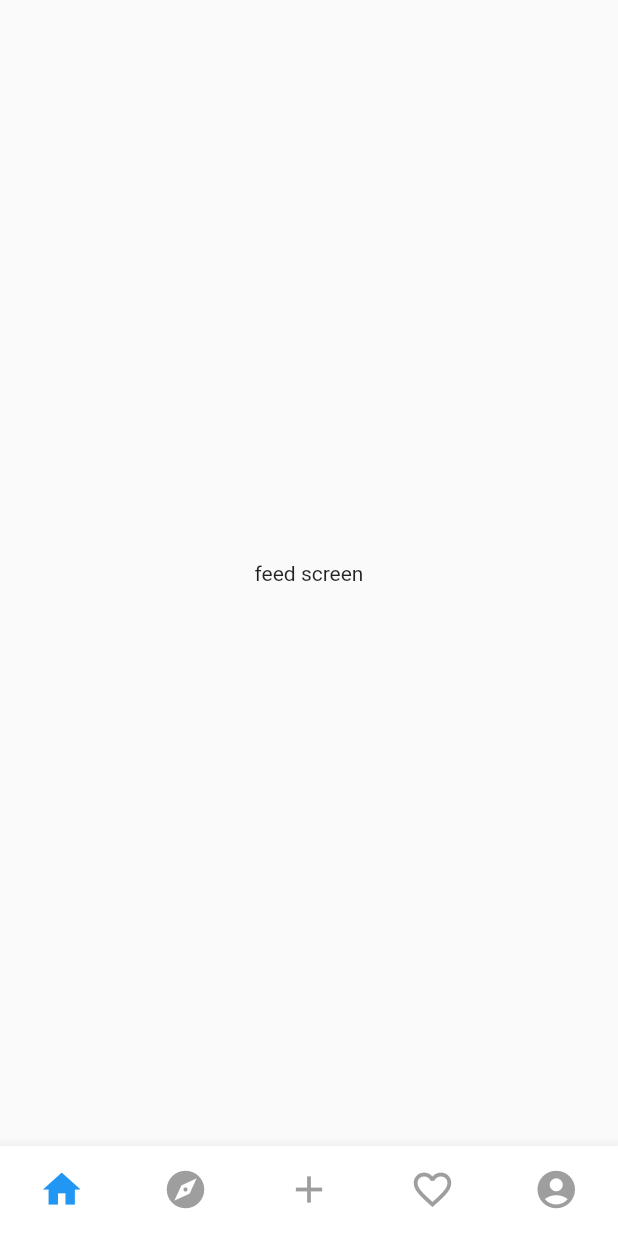
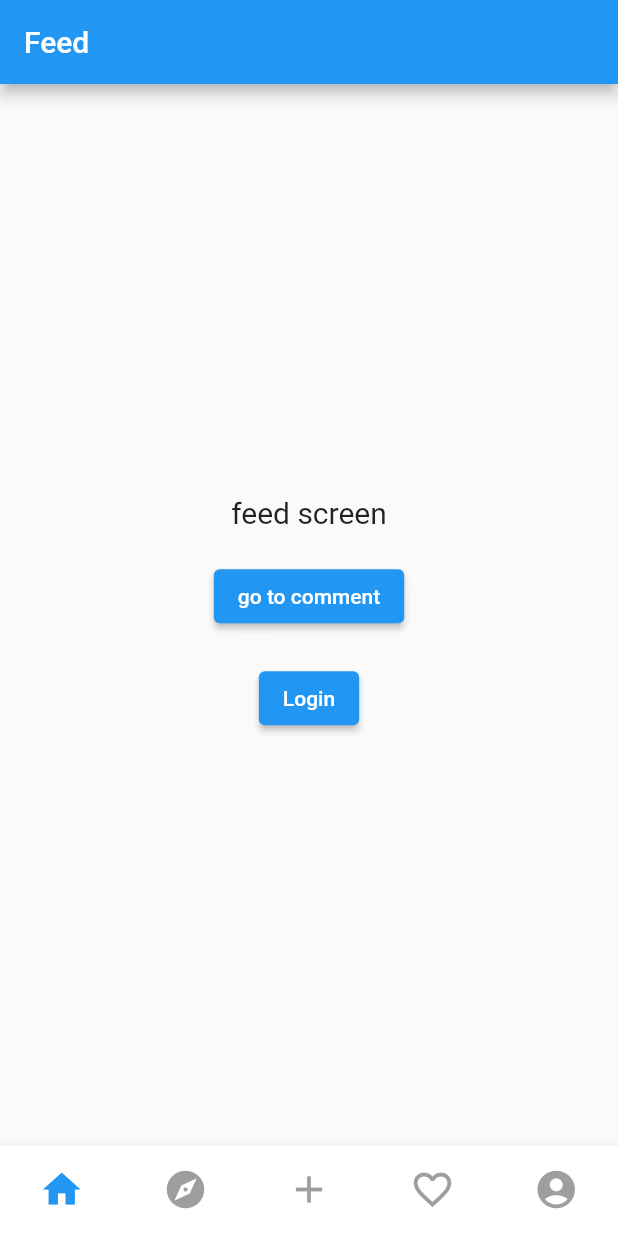
Before and after one commit to imjeen/nested_navigator, a Flutter app: the screen it shows after launch, on a phone screen of 412 x 824 dp. Run offline on Flutter 3.47's test engine with Material 2 defaults, Android fonts, the phone set to English and light mode, and no system bars.

Commit message:
:beers:  update navigator with nested route

```diff
--- a/lib/App.dart
+++ b/lib/App.dart
@@ -1,9 +1,5 @@
 import 'package:flutter/material.dart';
-import 'package:nested_navigator/screens/create_post/create_post_screen.dart';
-import 'package:nested_navigator/screens/explore/explore_screen.dart';
-import 'package:nested_navigator/screens/favorite/favorite_screen.dart';
-import 'package:nested_navigator/screens/feed/feed_screen.dart';
-import 'package:nested_navigator/screens/profile/profile_screen.dart';
+import 'package:nested_navigator/bottom_nav.dart';
 
 import './constants.dart';
 
@@ -89,8 +85,8 @@ class _AppState extends State<App> {
               item,
               Offstage(
                 offstage: item != selectedItem,
-                child: TabNavigator(
-                    navigatorKey: navigatorKeys[item]!, item: item),
+                child:
+                    BottomNav(navigatorKey: navigatorKeys[item]!, item: item),
               ),
             ),
           )
@@ -99,66 +95,3 @@ class _AppState extends State<App> {
     );
   }
 }
-
-class TabNavigator extends StatelessWidget {
-  final BottomNavItem item;
-  final GlobalKey<NavigatorState> navigatorKey;
-
-  const TabNavigator({
-    Key? key,
-    required this.navigatorKey,
-    required this.item,
-  }) : super(key: key);
-
-  @override
-  Widget build(BuildContext context) {
-    print('item => ${item}');
-    return Navigator(
-      key: navigatorKey,
-      // initialRoute: '/detail',
-      onGenerateRoute: (RouteSettings settings) {
-        print('nested ${settings.name}, ${item}');
-        WidgetBuilder builder;
-        switch (settings.name) {
-          case '/detail':
-            builder = (BuildContext context) => const Center(
-                  child: Text('nested detail'),
-                );
-            break;
-          default:
-            builder = (BuildContext context) => const Center(
-                  child: Text('error'),
-                );
-        }
-        return MaterialPageRoute<void>(builder: builder, settings: settings);
-      },
-      onGenerateInitialRoutes: (_, initialRoute) {
-        List<MaterialPageRoute> routes = [];
-
-        routes.add(MaterialPageRoute(
-          settings: const RouteSettings(name: '/tab'),
-          builder: (context) {
-            switch (item) {
-              case BottomNavItem.feed:
-                return const FeedScreen();
-              case BottomNavItem.explore:
-                return const ExploreScreen();
-              case BottomNavItem.create:
-                return const CreatePostScreen();
-              case BottomNavItem.favorite:
-                return const FavoriteScreen();
-              case BottomNavItem.profile:
-                return const ProfileScreen();
-              default:
-                return const Center(
-                  child: Text('error'),
-                );
-            }
-          },
-        ));
-
-        return routes;
-      },
-    );
-  }
-}
--- /dev/null
+++ b/lib/bottom_nav.dart
@@ -0,0 +1,58 @@
+
+import 'package:flutter/material.dart';
+import 'package:nested_navigator/App.dart';
+import 'package:nested_navigator/constants.dart';
+import 'package:nested_navigator/custom_router.dart';
+import 'package:nested_navigator/screens/create_post/create_post_screen.dart';
+import 'package:nested_navigator/screens/explore/explore_screen.dart';
+import 'package:nested_navigator/screens/favorite/favorite_screen.dart';
+import 'package:nested_navigator/screens/feed/feed_screen.dart';
+import 'package:nested_navigator/screens/profile/profile_screen.dart';
+
+class BottomNav extends StatelessWidget {
+  final BottomNavItem item;
+  final GlobalKey<NavigatorState> navigatorKey;
+
+  const BottomNav({
+    Key? key,
+    required this.navigatorKey,
+    required this.item,
+  }) : super(key: key);
+
+  @override
+  Widget build(BuildContext context) {
+    print('item => ${item}');
+    return Navigator(
+      key: navigatorKey,
+      initialRoute: App.routeName,
+      onGenerateRoute: CustomRouter.generateTabNestedRoute,
+      onGenerateInitialRoutes: (_, initialRoute) {
+        List<MaterialPageRoute> routes = [];
+
+        routes.add(MaterialPageRoute(
+          settings: const RouteSettings(name: '/tab'),
+          builder: (context) {
+            switch (item) {
+              case BottomNavItem.feed:
+                return const FeedScreen();
+              case BottomNavItem.explore:
+                return const ExploreScreen();
+              case BottomNavItem.create:
+                return const CreatePostScreen();
+              case BottomNavItem.favorite:
+                return const FavoriteScreen();
+              case BottomNavItem.profile:
+                return const ProfileScreen();
+              default:
+                return const Center(
+                  child: Text('error'),
+                );
+            }
+          },
+        ));
+
+        return routes;
+      },
+    );
+  }
+}
--- a/lib/custom_router.dart
+++ b/lib/custom_router.dart
@@ -1,9 +1,12 @@
 import 'package:flutter/material.dart';
 import 'package:nested_navigator/App.dart';
+import 'package:nested_navigator/screens/comments/comments_screen.dart';
+import 'package:nested_navigator/screens/login/login_screen.dart';
 import 'package:nested_navigator/screens/splash_screen.dart';
 
 class CustomRouter {
-  static Route onGenerateRoute(RouteSettings settings) {
+  // 顶层路由
+  static Route generateRoute(RouteSettings settings) {
     switch (settings.name) {
       case SplashScreen.routeName:
         return MaterialPageRoute(
@@ -15,8 +18,39 @@ class CustomRouter {
           settings: const RouteSettings(name: App.routeName),
           builder: (_) => const App(),
         );
+      case CommentsScreen.routeName:
+        return MaterialPageRoute(
+          settings: const RouteSettings(name: CommentsScreen.routeName),
+          builder: (_) => const CommentsScreen(),
+        );
+
+      case LoginScreen.routeName:
+        return MaterialPageRoute(
+          settings: const RouteSettings(name: LoginScreen.routeName),
+          builder: (_) => const LoginScreen(),
+        );
       default:
-        return _errorRoute();
+        return _errorRoute(text: 'Not found route: ${settings.name}');
+    }
+  }
+
+  // Tab Navigator 的嵌套路由
+  static Route generateTabNestedRoute(RouteSettings settings) {
+    switch (settings.name) {
+      case '/nested':
+        return MaterialPageRoute(
+          settings: const RouteSettings(name: '/nested'),
+          builder: (_) => Scaffold(
+            appBar: AppBar(
+              title: const Text('Nested'),
+            ),
+            body: const Center(
+              child: Text('screen: /nested'),
+            ),
+          ),
+        );
+      default:
+        return _errorRoute(text: 'Not found nested route: ${settings.name}');
     }
   }
 
--- a/lib/main.dart
+++ b/lib/main.dart
@@ -18,7 +18,7 @@ class MyApp extends StatelessWidget {
         primarySwatch: Colors.blue,
       ),
       initialRoute: App.routeName,
-      onGenerateRoute: CustomRouter.onGenerateRoute,
+      onGenerateRoute: CustomRouter.generateRoute,
     );
   }
 }
--- a/lib/screens/feed/feed_screen.dart
+++ b/lib/screens/feed/feed_screen.dart
@@ -1,12 +1,41 @@
 import 'package:flutter/material.dart';
+import 'package:nested_navigator/screens/comments/comments_screen.dart';
+import 'package:nested_navigator/screens/login/login_screen.dart';
 
 class FeedScreen extends StatelessWidget {
   const FeedScreen({Key? key}) : super(key: key);
 
   @override
   Widget build(BuildContext context) {
-    return const Center(
-      child: Text('feed screen'),
+    return Scaffold(
+      appBar: AppBar(
+        title: const Text('Feed'),
+      ),
+      body: Center(
+        child: Column(
+          mainAxisAlignment: MainAxisAlignment.center,
+          children: <Widget>[
+            const Text('feed screen', style: TextStyle(fontSize: 20.0)),
+            const SizedBox(height: 20.0),
+            ElevatedButton(
+              onPressed: () {
+                Navigator.of(context, rootNavigator: true)
+                    .pushNamed(CommentsScreen.routeName);
+              },
+              child: const Text('go to comment'),
+            ),
+            const SizedBox(height: 20.0),
+            ElevatedButton(
+              onPressed: () {
+                Navigator.of(context, rootNavigator: true)
+                    .pushNamedAndRemoveUntil(
+                        LoginScreen.routeName, (_) => false);
+              },
+              child: const Text('Login'),
+            ),
+          ],
+        ),
+      ),
     );
   }
 }
--- /dev/null
+++ b/lib/screens/login/login_screen.dart
@@ -0,0 +1,14 @@
+import 'package:flutter/material.dart';
+
+class LoginScreen extends StatelessWidget {
+  static const String routeName = '/login';
+
+  const LoginScreen({Key? key}) : super(key: key);
+
+  @override
+  Widget build(BuildContext context) {
+    return const Center(
+      child: Text('login screen'),
+    );
+  }
+}
```
Also changed, not shown: lib/screens/comments/comments_screen.dart (added, +19 -0 lines), lib/screens/edit_profile/edit_profile_screen.dart (added, +12 -0 lines).
